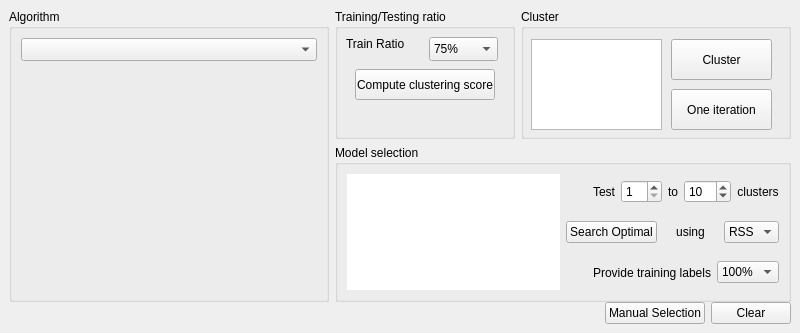
First picture: the form in MLDemos/optsCluster.ui, repository b4silio/MLDemos, before the edit.
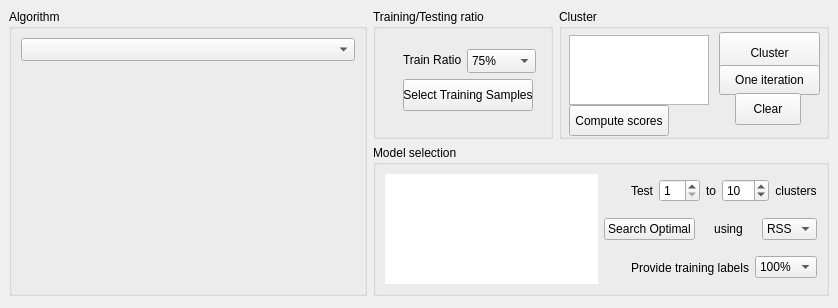
Second picture: the form after the edit.

Commit message: ADDED: Full functionality for restriction to 2D for classification and clustering. REGRESSION CURRENTLY DOES NOT WORK!

```diff
--- a/MLDemos/optsCluster.ui
+++ b/MLDemos/optsCluster.ui
@@ -6,8 +6,8 @@
    <rect>
     <x>0</x>
     <y>0</y>
-    <width>800</width>
-    <height>333</height>
+    <width>838</width>
+    <height>308</height>
    </rect>
   </property>
   <property name="sizePolicy">
@@ -34,7 +34,7 @@
   <property name="autoFillBackground">
    <bool>false</bool>
   </property>
-  <layout class="QVBoxLayout" name="verticalLayout" stretch="1,0">
+  <layout class="QVBoxLayout" name="verticalLayout" stretch="1">
    <property name="spacing">
     <number>0</number>
    </property>
@@ -54,7 +54,7 @@
     <widget class="QWidget" name="widget" native="true">
      <layout class="QGridLayout" name="gridLayout" rowstretch="0,1" columnstretch="1,0,0">
       <property name="bottomMargin">
-       <number>0</number>
+       <number>12</number>
       </property>
       <item row="0" column="2">
        <widget class="QGroupBox" name="ClusterGroupBox">
@@ -70,8 +70,8 @@
         <widget class="QPushButton" name="clusterButton">
          <property name="geometry">
           <rect>
-           <x>150</x>
-           <y>30</y>
+           <x>160</x>
+           <y>23</y>
            <width>101</width>
            <height>41</height>
           </rect>
@@ -91,10 +91,10 @@
         <widget class="QPushButton" name="iterationButton">
          <property name="geometry">
           <rect>
-           <x>150</x>
-           <y>80</y>
+           <x>160</x>
+           <y>56</y>
            <width>101</width>
-           <height>41</height>
+           <height>30</height>
           </rect>
          </property>
          <property name="font">
@@ -110,9 +110,9 @@
          <property name="geometry">
           <rect>
            <x>10</x>
-           <y>30</y>
-           <width>131</width>
-           <height>91</height>
+           <y>26</y>
+           <width>140</width>
+           <height>70</height>
           </rect>
          </property>
          <property name="font">
@@ -133,6 +133,49 @@
 &lt;p style=&quot; margin-top:0px; margin-bottom:0px; margin-left:0px; margin-right:0px; -qt-block-indent:0; text-indent:0px;&quot;&gt;For all metrics except F-Measure, the lower value is the best&lt;/p&gt;&lt;/body&gt;&lt;/html&gt;</string>
          </property>
         </widget>
+        <widget class="QPushButton" name="testButton">
+         <property name="geometry">
+          <rect>
+           <x>10</x>
+           <y>96</y>
+           <width>100</width>
+           <height>31</height>
+          </rect>
+         </property>
+         <property name="font">
+          <font>
+           <pointsize>9</pointsize>
+          </font>
+         </property>
+         <property name="toolTip">
+          <string>&lt;!DOCTYPE HTML PUBLIC &quot;-//W3C//DTD HTML 4.0//EN&quot; &quot;http://www.w3.org/TR/REC-html40/strict.dtd&quot;&gt;
+&lt;html&gt;&lt;head&gt;&lt;meta name=&quot;qrichtext&quot; content=&quot;1&quot; /&gt;&lt;style type=&quot;text/css&quot;&gt;
+p, li { white-space: pre-wrap; }
+&lt;/style&gt;&lt;/head&gt;&lt;body style=&quot; font-family:'Lucida Grande'; font-size:9pt; font-weight:400; font-style:normal;&quot;&gt;
+&lt;p style=&quot; margin-top:0px; margin-bottom:0px; margin-left:0px; margin-right:0px; -qt-block-indent:0; text-indent:0px;&quot;&gt;Perform a 10-fold cross-validation using the current clustering method and display the results in the statistics panel&lt;/p&gt;&lt;/body&gt;&lt;/html&gt;</string>
+         </property>
+         <property name="text">
+          <string>Compute scores</string>
+         </property>
+        </widget>
+        <widget class="QPushButton" name="clearButton">
+         <property name="geometry">
+          <rect>
+           <x>176</x>
+           <y>84</y>
+           <width>66</width>
+           <height>32</height>
+          </rect>
+         </property>
+         <property name="font">
+          <font>
+           <pointsize>9</pointsize>
+          </font>
+         </property>
+         <property name="text">
+          <string>Clear</string>
+         </property>
+        </widget>
        </widget>
       </item>
       <item row="0" column="0" rowspan="2">
@@ -185,37 +228,12 @@
         <property name="title">
          <string>Training/Testing ratio</string>
         </property>
-        <widget class="QPushButton" name="testButton">
-         <property name="geometry">
-          <rect>
-           <x>20</x>
-           <y>60</y>
-           <width>140</width>
-           <height>31</height>
-          </rect>
-         </property>
-         <property name="font">
-          <font>
-           <pointsize>9</pointsize>
-          </font>
-         </property>
-         <property name="toolTip">
-          <string>&lt;!DOCTYPE HTML PUBLIC &quot;-//W3C//DTD HTML 4.0//EN&quot; &quot;http://www.w3.org/TR/REC-html40/strict.dtd&quot;&gt;
-&lt;html&gt;&lt;head&gt;&lt;meta name=&quot;qrichtext&quot; content=&quot;1&quot; /&gt;&lt;style type=&quot;text/css&quot;&gt;
-p, li { white-space: pre-wrap; }
-&lt;/style&gt;&lt;/head&gt;&lt;body style=&quot; font-family:'Lucida Grande'; font-size:9pt; font-weight:400; font-style:normal;&quot;&gt;
-&lt;p style=&quot; margin-top:0px; margin-bottom:0px; margin-left:0px; margin-right:0px; -qt-block-indent:0; text-indent:0px;&quot;&gt;Perform a 10-fold cross-validation using the current clustering method and display the results in the statistics panel&lt;/p&gt;&lt;/body&gt;&lt;/html&gt;</string>
-         </property>
-         <property name="text">
-          <string>Compute clustering score</string>
-         </property>
-        </widget>
         <widget class="QLabel" name="trainLabel">
          <property name="geometry">
           <rect>
-           <x>11</x>
-           <y>26</y>
-           <width>68</width>
+           <x>30</x>
+           <y>42</y>
+           <width>60</width>
            <height>18</height>
           </rect>
          </property>
@@ -232,7 +250,7 @@
          <property name="geometry">
           <rect>
            <x>94</x>
-           <y>28</y>
+           <y>40</y>
            <width>69</width>
            <height>24</height>
           </rect>
@@ -293,6 +311,27 @@
           </property>
          </item>
         </widget>
+        <widget class="QPushButton" name="manualTrainButton">
+         <property name="geometry">
+          <rect>
+           <x>30</x>
+           <y>70</y>
+           <width>130</width>
+           <height>32</height>
+          </rect>
+         </property>
+         <property name="font">
+          <font>
+           <pointsize>9</pointsize>
+          </font>
+         </property>
+         <property name="text">
+          <string>Select Training Samples</string>
+         </property>
+         <property name="checkable">
+          <bool>true</bool>
+         </property>
+        </widget>
        </widget>
       </item>
       <item row="1" column="1" colspan="2">
@@ -1022,55 +1061,6 @@
      </layout>
     </widget>
    </item>
-   <item>
-    <widget class="QWidget" name="widget_2" native="true">
-     <layout class="QHBoxLayout" name="horizontalLayout">
-      <property name="topMargin">
-       <number>0</number>
-      </property>
-      <item>
-       <spacer name="horizontalSpacer">
-        <property name="orientation">
-         <enum>Qt::Horizontal</enum>
-        </property>
-        <property name="sizeHint" stdset="0">
-         <size>
-          <width>588</width>
-          <height>20</height>
-         </size>
-        </property>
-       </spacer>
-      </item>
-      <item>
-       <widget class="QPushButton" name="manualTrainButton">
-        <property name="font">
-         <font>
-          <pointsize>9</pointsize>
-         </font>
-        </property>
-        <property name="text">
-         <string>Manual Selection</string>
-        </property>
-        <property name="checkable">
-         <bool>true</bool>
-        </property>
-       </widget>
-      </item>
-      <item>
-       <widget class="QPushButton" name="clearButton">
-        <property name="font">
-         <font>
-          <pointsize>9</pointsize>
-         </font>
-        </property>
-        <property name="text">
-         <string>Clear</string>
-        </property>
-       </widget>
-      </item>
-     </layout>
-    </widget>
-   </item>
   </layout>
  </widget>
  <resources/>
```
The commit also changes 32 other files.
